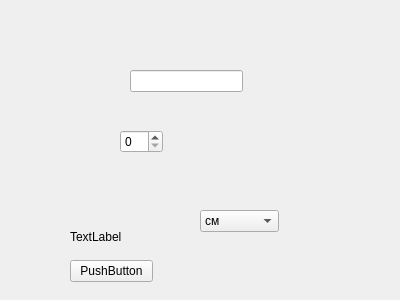
This is sources/gui/addextramaterialoptiondialog.ui in Keqy/Matterhorn-materials as Qt 5 draws it before an edit. The edited form follows.
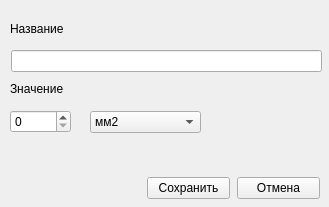
This is the edited form.

What changed in the file:
```diff
--- a/sources/gui/addextramaterialoptiondialog.ui
+++ b/sources/gui/addextramaterialoptiondialog.ui
@@ -6,8 +6,8 @@
    <rect>
     <x>0</x>
     <y>0</y>
-    <width>400</width>
-    <height>300</height>
+    <width>329</width>
+    <height>207</height>
    </rect>
   </property>
   <property name="windowTitle">
@@ -16,9 +16,9 @@
   <widget class="QSpinBox" name="valueBox">
    <property name="geometry">
     <rect>
-     <x>120</x>
-     <y>130</y>
-     <width>43</width>
+     <x>10</x>
+     <y>110</y>
+     <width>61</width>
      <height>23</height>
     </rect>
    </property>
@@ -26,38 +26,41 @@
   <widget class="QLineEdit" name="nameLine">
    <property name="geometry">
     <rect>
-     <x>130</x>
-     <y>70</y>
-     <width>113</width>
+     <x>11</x>
+     <y>50</y>
+     <width>311</width>
      <height>22</height>
     </rect>
    </property>
+   <property name="frame">
+    <bool>true</bool>
+   </property>
   </widget>
   <widget class="QPushButton" name="saveButton">
    <property name="geometry">
     <rect>
-     <x>70</x>
-     <y>260</y>
+     <x>147</x>
+     <y>177</y>
      <width>83</width>
      <height>22</height>
     </rect>
    </property>
    <property name="text">
-    <string>PushButton</string>
+    <string>Сохранить</string>
    </property>
   </widget>
   <widget class="QComboBox" name="measureBox">
    <property name="geometry">
     <rect>
-     <x>200</x>
-     <y>210</y>
-     <width>79</width>
+     <x>90</x>
+     <y>111</y>
+     <width>111</width>
      <height>22</height>
     </rect>
    </property>
    <item>
     <property name="text">
-     <string>см</string>
+     <string>мм2</string>
     </property>
    </item>
    <item>
@@ -79,14 +82,56 @@
   <widget class="QLabel" name="errorLabel">
    <property name="geometry">
     <rect>
-     <x>70</x>
-     <y>230</y>
-     <width>57</width>
-     <height>14</height>
+     <x>10</x>
+     <y>146</y>
+     <width>311</width>
+     <height>20</height>
     </rect>
    </property>
+   <property name="styleSheet">
+    <string notr="true">color: rgb(255, 0, 0);</string>
+   </property>
    <property name="text">
-    <string>TextLabel</string>
+    <string/>
+   </property>
+  </widget>
+  <widget class="QLabel" name="label">
+   <property name="geometry">
+    <rect>
+     <x>10</x>
+     <y>20</y>
+     <width>66</width>
+     <height>18</height>
+    </rect>
+   </property>
+   <property name="text">
+    <string>Название</string>
+   </property>
+  </widget>
+  <widget class="QLabel" name="label_2">
+   <property name="geometry">
+    <rect>
+     <x>10</x>
+     <y>80</y>
+     <width>66</width>
+     <height>18</height>
+    </rect>
+   </property>
+   <property name="text">
+    <string>Значение</string>
+   </property>
+  </widget>
+  <widget class="QPushButton" name="exitButton">
+   <property name="geometry">
+    <rect>
+     <x>237</x>
+     <y>177</y>
+     <width>83</width>
+     <height>22</height>
+    </rect>
+   </property>
+   <property name="text">
+    <string>Отмена</string>
    </property>
   </widget>
  </widget>
```
Left out of the diff: 59 changed lines with no effect on the pictures.
